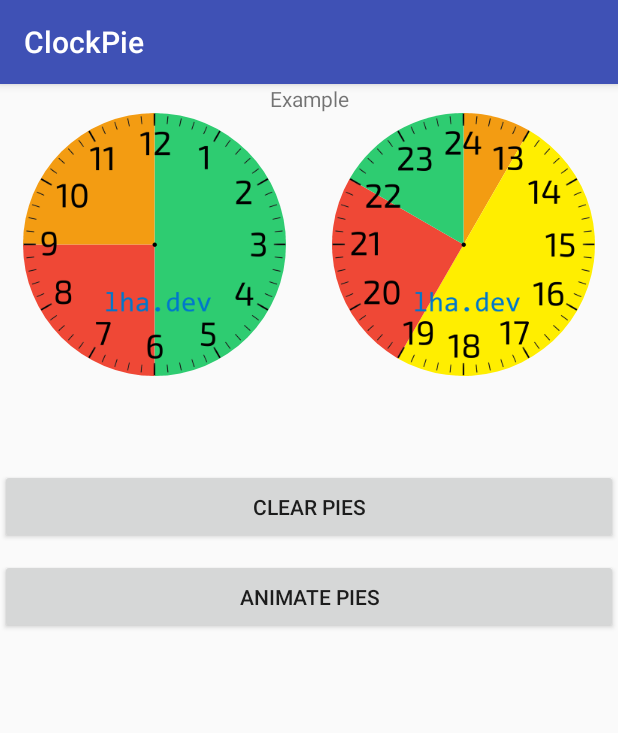
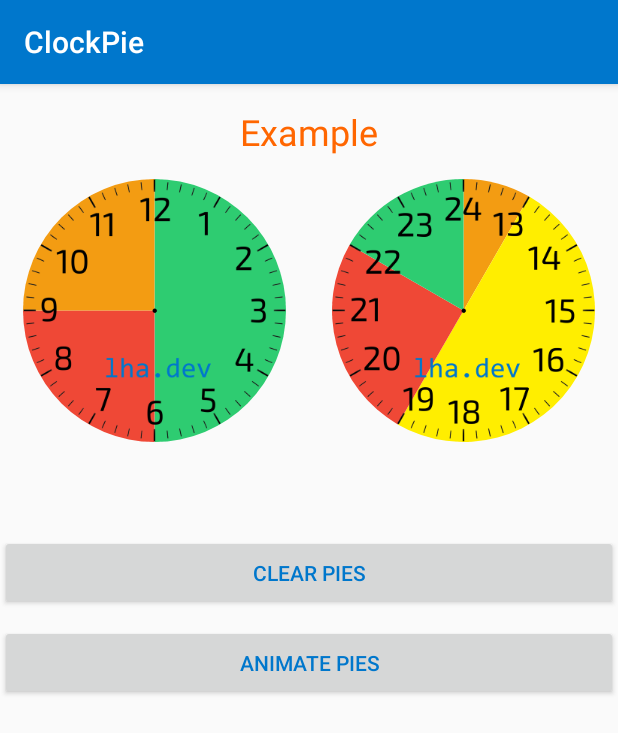
Before and after one commit to lukash-lha/clockpie, an Android app: the screen it shows after launch (AnimatedClockActivity), on a phone screen of 412 x 824 dp. Shown: the top 733 px of the screen. Run offline under Robolectric (Android 15) with nearby library versions, the phone set to English and light mode, and no system bars.

Commit message:
screenshots
some screenshots added

```diff
--- a/ClockPie/app/src/main/res/layout/activity_animated_clock.xml
+++ b/ClockPie/app/src/main/res/layout/activity_animated_clock.xml
@@ -9,8 +9,11 @@
     <TextView
         android:layout_width="match_parent"
         android:layout_height="wrap_content"
+        android:layout_margin="15dp"
         android:gravity="center"
-        android:text="Example" />
+        android:text="Example"
+        android:textColor="@color/colorAccent"
+        android:textSize="24dp" />
 
     <LinearLayout
         android:layout_width="match_parent"
@@ -131,13 +134,15 @@
         android:layout_width="match_parent"
         android:layout_height="50dp"
         android:layout_marginTop="10dp"
-        android:text="Clear pies" />
+        android:text="Clear pies"
+        android:textColor="@color/colorPrimary" />
 
     <Button
         android:id="@+id/btnAnimateClockPie"
         android:layout_width="match_parent"
         android:layout_height="50dp"
         android:layout_marginTop="10dp"
-        android:text="Animate pies" />
+        android:text="Animate pies"
+        android:textColor="@color/colorPrimary" />
 
 </LinearLayout>
--- a/ClockPie/app/src/main/res/values/colors.xml
+++ b/ClockPie/app/src/main/res/values/colors.xml
@@ -1,8 +1,8 @@
 <?xml version="1.0" encoding="utf-8"?>
 <resources>
-    <color name="colorPrimary">#3F51B5</color>
-    <color name="colorPrimaryDark">#303F9F</color>
-    <color name="colorAccent">#FF4081</color>
+    <color name="colorPrimary">#0077CC</color>
+    <color name="colorPrimaryDark">#0066BB</color>
+    <color name="colorAccent">#FF6600</color>
 
     <color name="line_cost">#222</color>
     <color name="price_none">#EE1D76BB</color>
```
Also changed, not shown: 7 other files.
